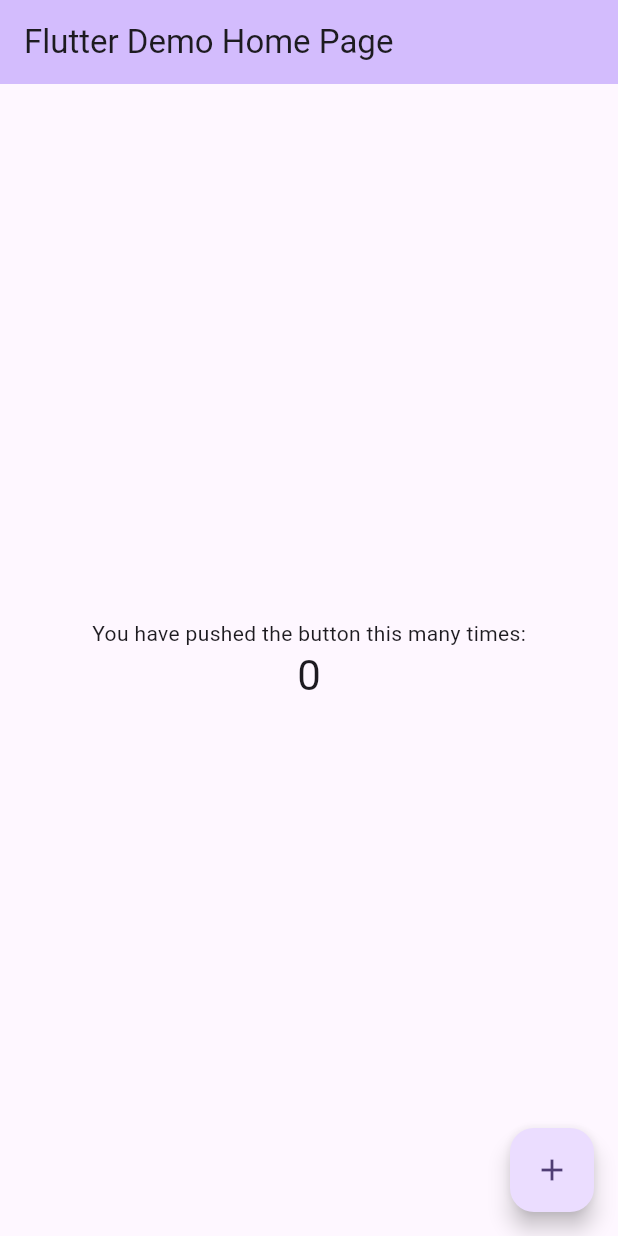
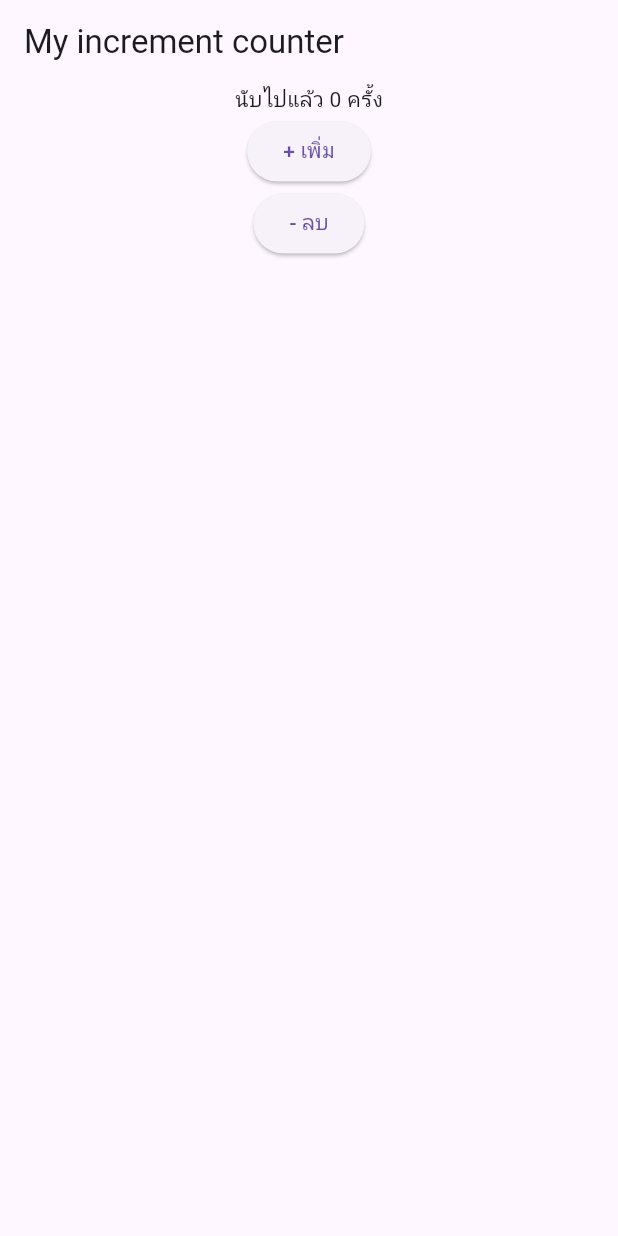
Before and after one commit to jkpop8/flutter_application_2, a Flutter app: the screen it shows after launch, on a phone screen of 412 x 824 dp. Run offline on Flutter 3.47's test engine with Material 3 defaults, Android fonts, the phone set to English and light mode, and no system bars.

Commit message:
add & subtract

```diff
--- a/lib/main.dart
+++ b/lib/main.dart
@@ -1,125 +1,17 @@
 import 'package:flutter/material.dart';
+import 'package:flutter_application_2/screen/my_home_page.dart';
 
 void main() {
   runApp(const MyApp());
-}
-
+  }
 class MyApp extends StatelessWidget {
   const MyApp({super.key});
 
-  // This widget is the root of your application.
   @override
   Widget build(BuildContext context) {
-    return MaterialApp(
+    return const MaterialApp(
       title: 'Flutter Demo',
-      theme: ThemeData(
-        // This is the theme of your application.
-        //
-        // TRY THIS: Try running your application with "flutter run". You'll see
-        // the application has a purple toolbar. Then, without quitting the app,
-        // try changing the seedColor in the colorScheme below to Colors.green
-        // and then invoke "hot reload" (save your changes or press the "hot
-        // reload" button in a Flutter-supported IDE, or press "r" if you used
-        // the command line to start the app).
-        //
-        // Notice that the counter didn't reset back to zero; the application
-        // state is not lost during the reload. To reset the state, use hot
-        // restart instead.
-        //
-        // This works for code too, not just values: Most code changes can be
-        // tested with just a hot reload.
-        colorScheme: ColorScheme.fromSeed(seedColor: Colors.deepPurple),
-        useMaterial3: true,
-      ),
-      home: const MyHomePage(title: 'Flutter Demo Home Page'),
+      home: MyHomePage(),
     );
   }
 }
-
-class MyHomePage extends StatefulWidget {
-  const MyHomePage({super.key, required this.title});
-
-  // This widget is the home page of your application. It is stateful, meaning
-  // that it has a State object (defined below) that contains fields that affect
-  // how it looks.
-
-  // This class is the configuration for the state. It holds the values (in this
-  // case the title) provided by the parent (in this case the App widget) and
-  // used by the build method of the State. Fields in a Widget subclass are
-  // always marked "final".
-
-  final String title;
-
-  @override
-  State<MyHomePage> createState() => _MyHomePageState();
-}
-
-class _MyHomePageState extends State<MyHomePage> {
-  int _counter = 0;
-
-  void _incrementCounter() {
-    setState(() {
-      // This call to setState tells the Flutter framework that something has
-      // changed in this State, which causes it to rerun the build method below
-      // so that the display can reflect the updated values. If we changed
-      // _counter without calling setState(), then the build method would not be
-      // called again, and so nothing would appear to happen.
-      _counter++;
-    });
-  }
-
-  @override
-  Widget build(BuildContext context) {
-    // This method is rerun every time setState is called, for instance as done
-    // by the _incrementCounter method above.
-    //
-    // The Flutter framework has been optimized to make rerunning build methods
-    // fast, so that you can just rebuild anything that needs updating rather
-    // than having to individually change instances of widgets.
-    return Scaffold(
-      appBar: AppBar(
-        // TRY THIS: Try changing the color here to a specific color (to
-        // Colors.amber, perhaps?) and trigger a hot reload to see the AppBar
-        // change color while the other colors stay the same.
-        backgroundColor: Theme.of(context).colorScheme.inversePrimary,
-        // Here we take the value from the MyHomePage object that was created by
-        // the App.build method, and use it to set our appbar title.
-        title: Text(widget.title),
-      ),
-      body: Center(
-        // Center is a layout widget. It takes a single child and positions it
-        // in the middle of the parent.
-        child: Column(
-          // Column is also a layout widget. It takes a list of children and
-          // arranges them vertically. By default, it sizes itself to fit its
-          // children horizontally, and tries to be as tall as its parent.
-          //
-          // Column has various properties to control how it sizes itself and
-          // how it positions its children. Here we use mainAxisAlignment to
-          // center the children vertically; the main axis here is the vertical
-          // axis because Columns are vertical (the cross axis would be
-          // horizontal).
-          //
-          // TRY THIS: Invoke "debug painting" (choose the "Toggle Debug Paint"
-          // action in the IDE, or press "p" in the console), to see the
-          // wireframe for each widget.
-          mainAxisAlignment: MainAxisAlignment.center,
-          children: <Widget>[
-            const Text(
-              'You have pushed the button this many times:',
-            ),
-            Text(
-              '$_counter',
-              style: Theme.of(context).textTheme.headlineMedium,
-            ),
-          ],
-        ),
-      ),
-      floatingActionButton: FloatingActionButton(
-        onPressed: _incrementCounter,
-        tooltip: 'Increment',
-        child: const Icon(Icons.add),
-      ), // This trailing comma makes auto-formatting nicer for build methods.
-    );
-  }
-}
--- /dev/null
+++ b/lib/screen/my_home_page.dart
@@ -0,0 +1,51 @@
+import 'package:flutter/material.dart';
+
+class MyHomePage extends StatefulWidget {
+  const MyHomePage({super.key});
+
+  @override
+  State<MyHomePage> createState() => _MyHomePageState();
+}
+
+class _MyHomePageState extends State<MyHomePage> {
+  int _counter = 0;
+
+void _incrementconunter() {
+  setState(() {
+    _counter++;
+  });
+}
+void _decrementconunter() {
+  setState(() {
+    if(_counter > 0)
+    _counter--;
+  });
+}
+  @override
+  Widget build(BuildContext context) {
+    return Scaffold(
+      appBar: AppBar(
+        title: const Text("My increment counter"),
+      ),
+      body: Center(
+        child: Column(
+          children: [
+            Text("นับไปแล้ว $_counter ครั้ง"),
+            ElevatedButton(
+              onPressed: () {
+                _incrementconunter();
+              },
+              child: Text("+ เพิ่ม"),
+            ),
+            ElevatedButton(
+              onPressed: () {
+                _decrementconunter();
+              },
+              child: Text("- ลบ"),
+            )
+          ],
+        )
+      ),
+    );
+  }
+}
```
